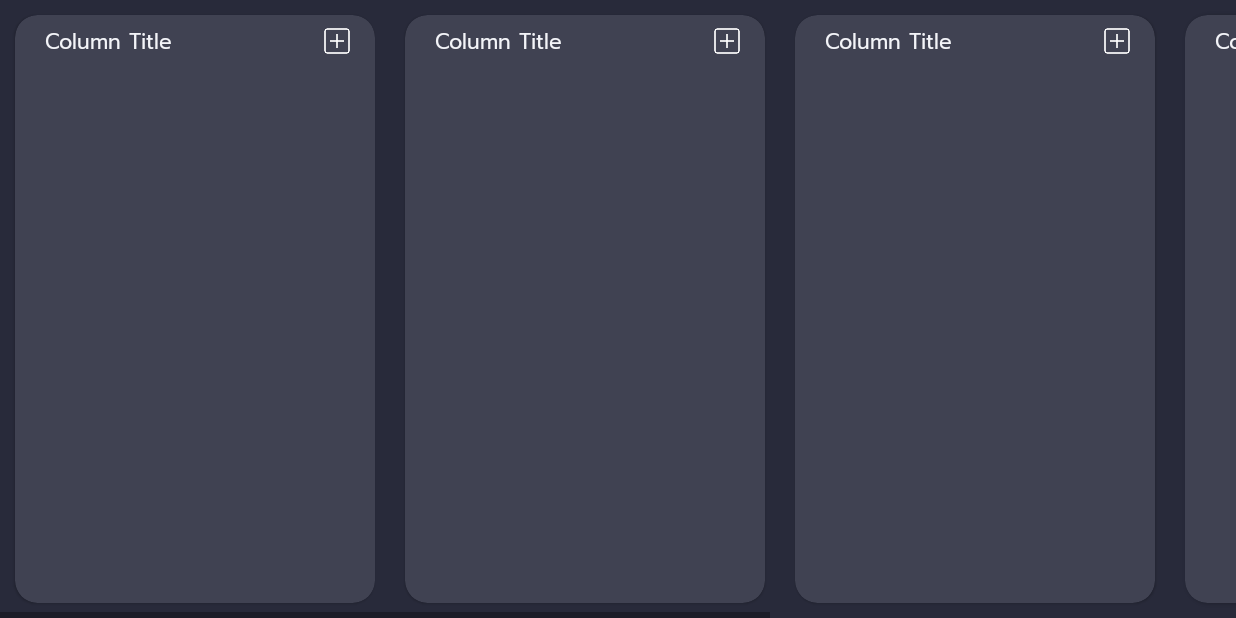
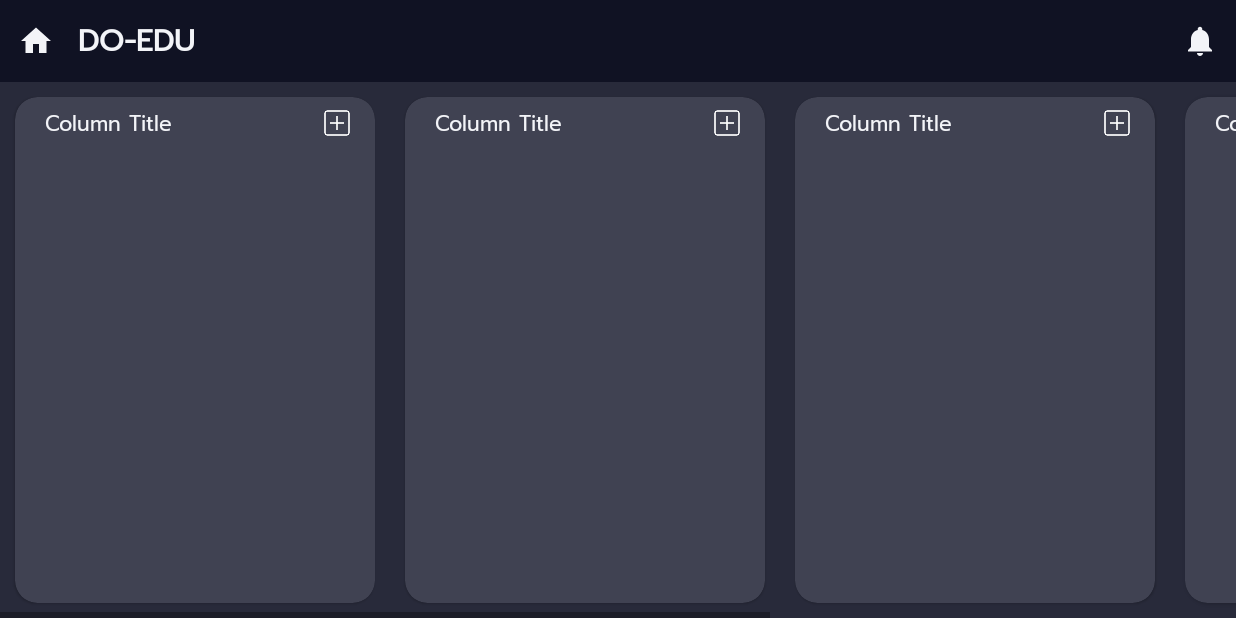
Before and after one commit to grantmacmillan/COMP231-Project, an Android app: the TaskActivity screen opened directly, with no data from a screen before it, on a phone screen of 824 x 412 dp (held sideways). Run offline under Robolectric (Android 15) with nearby library versions, the phone set to English and light mode, and no system bars.

Commit message:
Fixed Header not working on task board

```diff
--- a/app/src/main/res/layout/activity_task.xml
+++ b/app/src/main/res/layout/activity_task.xml
@@ -6,7 +6,9 @@
     android:layout_width="match_parent"
     android:layout_height="match_parent"
     android:background="@color/gray800"
-    tools:context=".TaskActivity">
+    tools:context=".TaskActivity"
+    android:orientation="vertical">
+    <include layout="@layout/toolbar"/>
 
     <HorizontalScrollView
         android:layout_width="match_parent"
```
